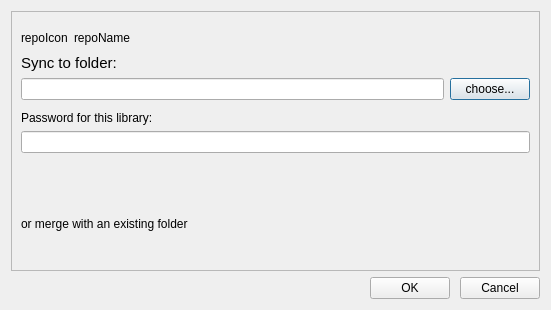
Before: the Qt Designer form ui/download-repo-dialog.ui in haiwen/seafile-client, drawn with Qt 5.
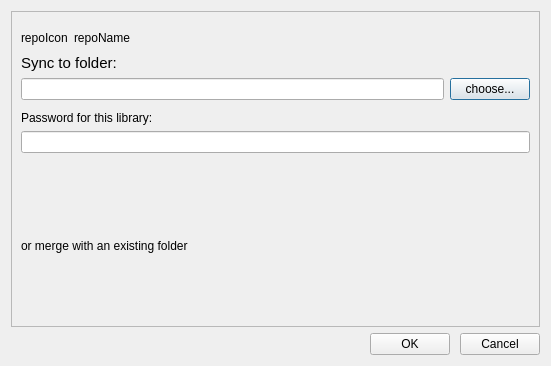
After: the same form once the commit is applied.

```diff
--- a/ui/download-repo-dialog.ui
+++ b/ui/download-repo-dialog.ui
@@ -7,7 +7,7 @@
     <x>0</x>
     <y>0</y>
     <width>551</width>
-    <height>310</height>
+    <height>366</height>
    </rect>
   </property>
   <property name="windowTitle">
@@ -188,7 +188,7 @@
           <number>0</number>
          </property>
          <property name="topMargin">
-          <number>20</number>
+          <number>5</number>
          </property>
          <property name="rightMargin">
           <number>0</number>
```
Left out of the diff: 2 changed lines with no effect on the pictures.
